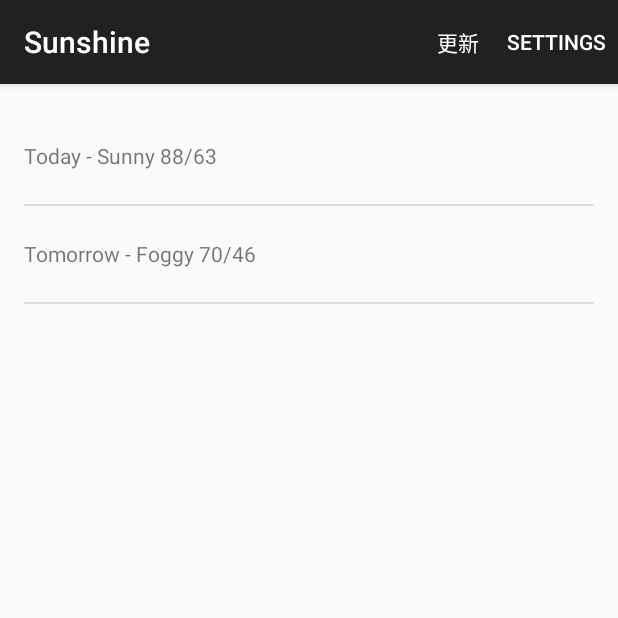
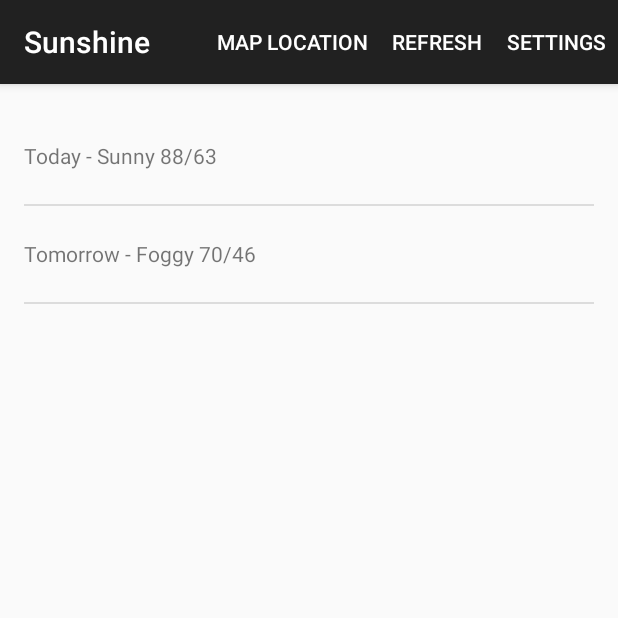
Before and after one commit to Kerry50407/SunshineApp, an Android app: the screen it shows after launch (MainActivity), on a phone screen of 412 x 824 dp, the top half of it. Run offline under Robolectric (Android 15) with nearby library versions, the phone set to English and light mode, and no system bars.

```diff
--- a/app/src/main/res/menu/forecastfragment.xml
+++ b/app/src/main/res/menu/forecastfragment.xml
@@ -4,5 +4,5 @@
     <item
         android:id="@+id/action_refresh"
         android:title="@string/action_refresh"
-        app:showAsAction="always" />?
+        app:showAsAction="always" />
 </menu>
--- a/app/src/main/res/menu/main.xml
+++ b/app/src/main/res/menu/main.xml
@@ -1,6 +1,14 @@
 <menu xmlns:android="http://schemas.android.com/apk/res/android"
     xmlns:app="http://schemas.android.com/apk/res-auto"
-    xmlns:tools="http://schemas.android.com/tools" tools:context=".MainActivity">
-    <item android:id="@+id/action_settings" android:title="@string/action_settings"
-        android:orderInCategory="100" app:showAsAction="ifRoom" />
+    xmlns:tools="http://schemas.android.com/tools"
+    tools:context=".MainActivity">
+    <item
+        android:id="@+id/action_settings"
+        android:orderInCategory="100"
+        android:title="@string/action_settings"
+        app:showAsAction="always" />
+    <item
+        android:id="@+id/action_map"
+        android:title="@string/action_map"
+        app:showAsAction="always" />
 </menu>
--- a/app/src/main/res/values/strings.xml
+++ b/app/src/main/res/values/strings.xml
@@ -4,7 +4,9 @@
     <string name="app_name">Sunshine</string>
     <string name="hello_world">Hello world!</string>
     <string name="action_settings">Settings</string>
-    <string name="action_refresh">更新</string>
+    <string name="action_map">Map Location</string>
+    <string name="action_share">Share</string>
+    <string name="action_refresh" translatable="false">Refresh</string>
     <string name="title_activity_detail">DetailActivity</string>
     <string name="title_activity_setting">SettingActivity</string>
     <string name="pref_location_label">Location</string>
```
Also changed, not shown: app/src/main/java/com/example/android/sunshine/app/DetailActivity.java (+37 -5 lines), app/src/main/java/com/example/android/sunshine/app/MainActivity.java (+27 -0 lines), app/src/main/res/menu/detailfragment.xml (added, +9 -0 lines).
